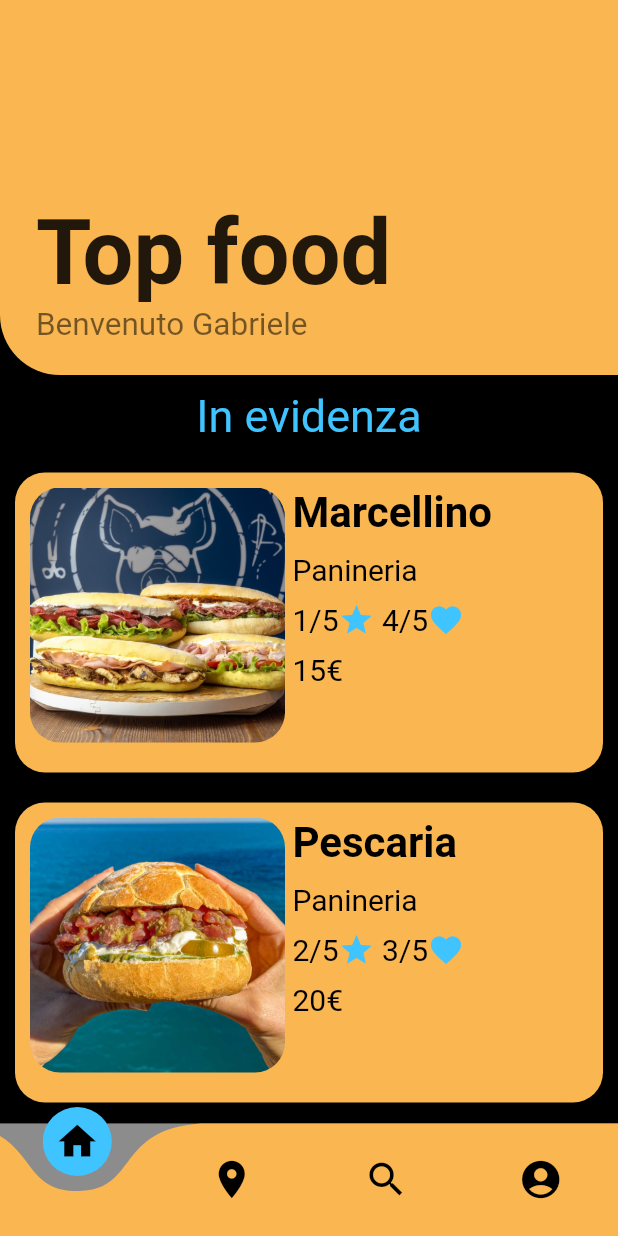
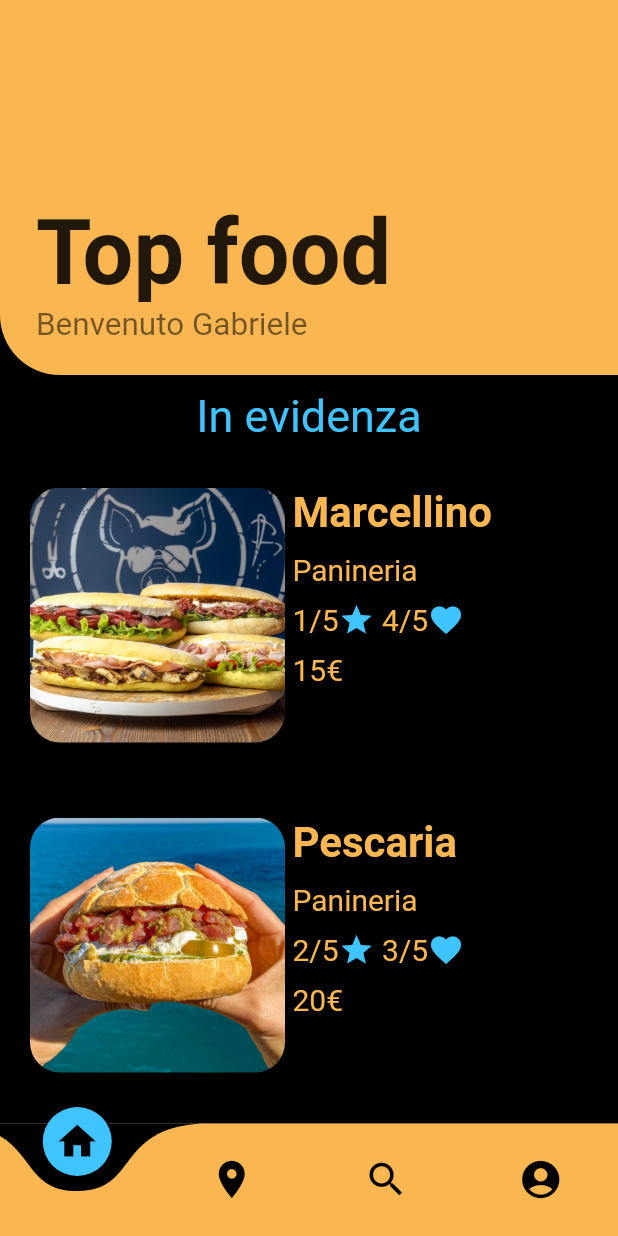
Before and after one commit to GorlaA/app_ristoranti, a Flutter app: the screen it shows after launch, on a phone screen of 412 x 824 dp. Run offline on Flutter 3.47's test engine with Material 2 defaults, Android fonts, the phone set to English and light mode, and no system bars; drawn by our look-alikes of curved_navigation_bar; our stand-ins replace carousel_slider, google_maps_flutter.

Commit message:
Cambio colore container ristoranti
Cambio da Arancio a nero

```diff
--- a/lib/App/presentation/bloc/Elementi_Home.dart
+++ b/lib/App/presentation/bloc/Elementi_Home.dart
@@ -9,7 +9,7 @@ import '../pages/home_app.dart';
 
 //Barra di navigazione dinamica
 class Bottom_Navigation_Bar extends StatelessWidget {
-  Color temaApp = Colors.black26;
+  Color temaApp = Colors.black;
   @override
   Widget build(BuildContext context) {
     return CurvedNavigationBar(
--- a/lib/App/presentation/widgets/container_ristorante.dart
+++ b/lib/App/presentation/widgets/container_ristorante.dart
@@ -8,7 +8,8 @@ import 'headings.dart';
 
 class Container_Ristorante extends StatelessWidget{
   Ristorante ristorante;
-
+  Color textColor = Color.fromARGB(255, 250, 182, 80);
+  Color backGroundColor = Colors.black;
   Container_Ristorante(this.ristorante);
   @override
   Widget build(BuildContext context){
@@ -22,15 +23,15 @@ class Container_Ristorante extends StatelessWidget{
         child: Container(
           constraints: const BoxConstraints.expand(height: 200.0, width: 200),
           padding: const EdgeInsets.all(10),
-          margin: const EdgeInsets.all(10),
-          decoration: const ShapeDecoration(
+          margin: EdgeInsets.all(10),
+          decoration: ShapeDecoration(
             shape: RoundedRectangleBorder(
               borderRadius: BorderRadius.all(
                 Radius.circular(20.0),
               ),
             ),
             //color: Color.fromARGB(255, 250, 182, 80),
-            color: Color.fromARGB(255, 250, 182, 80),
+            color: backGroundColor,
           ),
           child: Row(
             children: [
@@ -50,14 +51,14 @@ class Container_Ristorante extends StatelessWidget{
               Column(
                 crossAxisAlignment: CrossAxisAlignment.start,
                 children: [
-                  Row(children: [Container(padding: EdgeInsets.only(left: 5), child: Text(ristorante.getNome(), style: const TextStyle(color: Colors.black,fontWeight: FontWeight.bold), textScaleFactor: 2,),),],),
+                  Row(children: [Container(padding: EdgeInsets.only(left: 5), child: Text(ristorante.getNome(), style: TextStyle(color: textColor,fontWeight: FontWeight.bold), textScaleFactor: 2,),),],),
                   //Row(mainAxisAlignment: MainAxisAlignment.start, children: [Container(padding: EdgeInsets.zero, alignment: Alignment.bottomLeft, child: starsIcons(ristorante),)],),
                   Row(children: [Padding(padding: EdgeInsets.all(5))],),
-                  Row(mainAxisAlignment: MainAxisAlignment.start,children: [subTitlesLower(ristorante.categoria, Colors.black)],),
+                  Row(mainAxisAlignment: MainAxisAlignment.start,children: [subTitlesLower(ristorante.categoria, textColor)],),
                   Row(children: [Padding(padding: EdgeInsets.all(5))],),
-                  Row(mainAxisAlignment: MainAxisAlignment.start, children: [subTitlesLower(ristorante.getRating().toString()+"/5", Colors.black), Icon(Icons.star, color: Colors.lightBlueAccent,),subTitlesLower(ristorante.getCommunityRating().toString()+"/5", Colors.black), Icon(Icons.favorite, color: Colors.lightBlueAccent,)],),
+                  Row(mainAxisAlignment: MainAxisAlignment.start, children: [subTitlesLower(ristorante.getRating().toString()+"/5", textColor), Icon(Icons.star, color: Colors.lightBlueAccent,),subTitlesLower(ristorante.getCommunityRating().toString()+"/5", textColor), Icon(Icons.favorite, color: Colors.lightBlueAccent,)],),
                   Row(children: [Padding(padding: EdgeInsets.all(5))],),
-                  Row(mainAxisAlignment: MainAxisAlignment.start, children:[subTitlesLower(ristorante.getPrezzoMedio().toString()+"€", Colors.black)]),
+                  Row(mainAxisAlignment: MainAxisAlignment.start, children:[subTitlesLower(ristorante.getPrezzoMedio().toString()+"€", textColor)]),
                 ],
               ),
             ],
```
